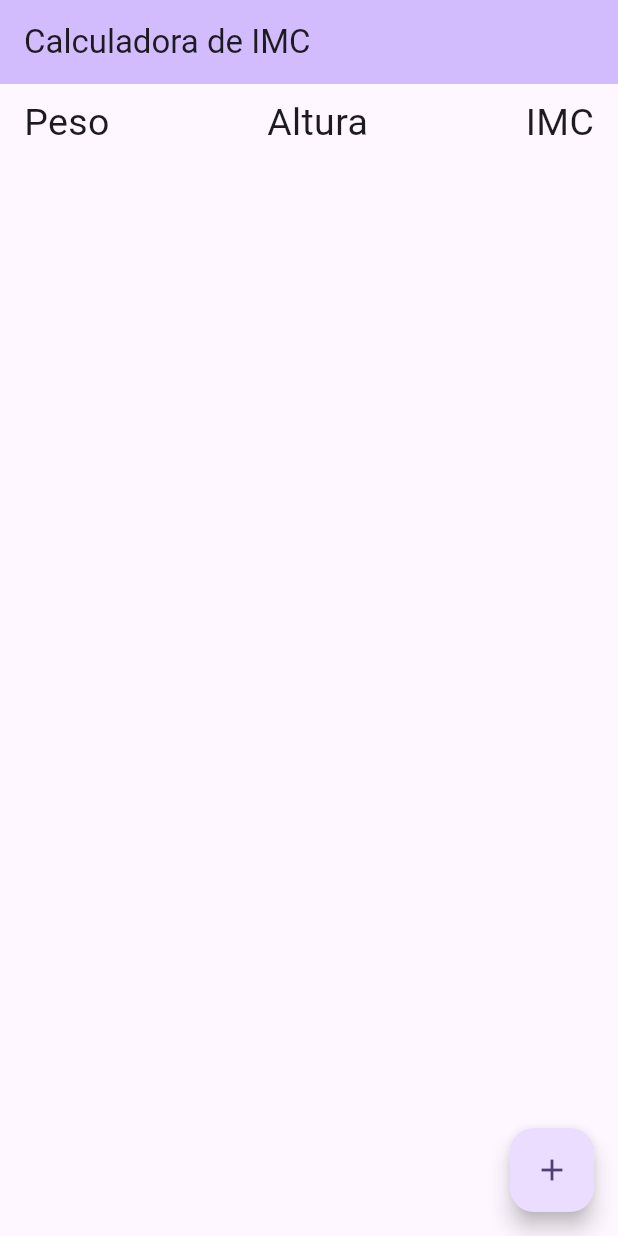
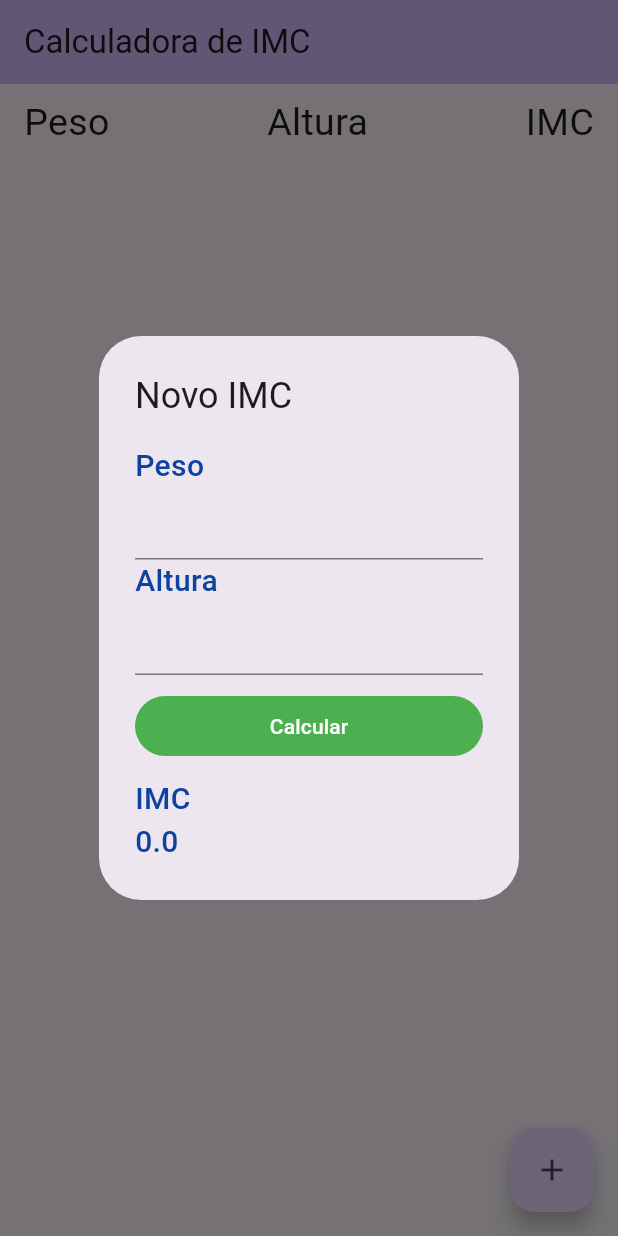
Before and after one commit to andremorganti/calculadora_umc_flutter, a Flutter app: the screen it shows after launch, after a tap on the "add" icon, on a phone screen of 412 x 824 dp. Run offline on Flutter 3.47's test engine with Material 2 defaults, Android fonts, the light colour scheme and no system bars.

Commit message:
person model

```diff
--- a/lib/models/person.dart
+++ b/lib/models/person.dart
@@ -36,11 +36,14 @@ class Person {
 
   double get imc => _imc;
 
-  void calculateIMC() {
-    if (_height <= 0.0 || _weight <= 0.0) {
+  set imc(double imc) {
+    _imc = imc;
+  }
+
+  double calculateIMC(double weight, double height) {
+    if (height <= 0.0 || weight <= 0.0) {
       throw ArgumentError("O valor não pode ser menor ou igual a 0");
     }
-    _imc = _weight / pow(_height / 100, 2);
-    return;
+    return weight / pow(height / 100, 2);
   }
 }
--- a/lib/pages/home_page.dart
+++ b/lib/pages/home_page.dart
@@ -1,3 +1,5 @@
+import 'package:calculadora_umc_flutter/models/person.dart';
+import 'package:calculadora_umc_flutter/repositories/person_repository.dart';
 import 'package:flutter/material.dart';
 
 class MyHomePage extends StatefulWidget {
@@ -8,6 +10,27 @@ class MyHomePage extends StatefulWidget {
 }
 
 class _MyHomePageState extends State<MyHomePage> {
+  var personRepository = PersonRepository();
+  var _people = const <Person>[];
+  var nameController = TextEditingController();
+  var weightController = TextEditingController();
+  var heightController = TextEditingController();
+  var valueIMC = 0.0;
+  Person person = Person("");
+
+  @override
+  void initState() {
+    // TODO: implement initState
+    super.initState();
+    getPeople();
+  }
+
+  void getPeople() async {
+    _people = await personRepository.list();
+
+    setState(() {});
+  }
+
   @override
   Widget build(BuildContext context) {
     return Scaffold(
@@ -40,7 +63,82 @@ class _MyHomePageState extends State<MyHomePage> {
         ),
       ),
       floatingActionButton: FloatingActionButton(
-        onPressed: () {},
+        onPressed: () {
+          nameController.text = "";
+          weightController.text = "";
+          heightController.text = "";
+          valueIMC = 0.0;
+          showDialog(
+              context: context,
+              builder: (BuildContext bc) {
+                return AlertDialog(
+                  title: const Text("Novo IMC"),
+                  content: SingleChildScrollView(
+                    child: ListBody(
+                      children: <Widget>[
+                        const Text(
+                          "Peso",
+                          style: TextStyle(
+                              fontSize: 20,
+                              fontWeight: FontWeight.w500,
+                              color: Color.fromARGB(255, 12, 67, 161)),
+                        ),
+                        TextField(
+                          controller: weightController,
+                        ),
+                        const Text(
+                          "Altura",
+                          style: TextStyle(
+                              fontSize: 20,
+                              fontWeight: FontWeight.w500,
+                              color: Color.fromARGB(255, 12, 67, 161)),
+                        ),
+                        TextField(
+                          controller: heightController,
+                        ),
+                        const SizedBox(
+                          height: 10,
+                        ),
+                        TextButton(
+                          style: TextButton.styleFrom(
+                            backgroundColor: Colors.green,
+                          ),
+                          onPressed: () {
+                            if (weightController.text.isNotEmpty &&
+                                heightController.text.isNotEmpty) {
+                              valueIMC = person.calculateIMC(
+                                  double.parse(weightController.text),
+                                  double.parse(heightController.text));
+                            }
+                            print("IMC: $valueIMC");
+                            setState(() {});
+                          },
+                          child: const Text("Calcular",
+                              style: TextStyle(color: Colors.white)),
+                        ),
+                        const SizedBox(
+                          height: 10,
+                        ),
+                        const Text(
+                          "IMC",
+                          style: TextStyle(
+                              fontSize: 20,
+                              fontWeight: FontWeight.w500,
+                              color: Color.fromARGB(255, 12, 67, 161)),
+                        ),
+                        Text(
+                          valueIMC.toString(),
+                          style: const TextStyle(
+                              fontSize: 20,
+                              fontWeight: FontWeight.w500,
+                              color: Color.fromARGB(255, 12, 67, 161)),
+                        ),
+                      ],
+                    ),
+                  ),
+                );
+              });
+        },
         tooltip: 'Calcular',
         child: const Icon(Icons.add),
       ), // This trailing comma makes auto-formatting nicer for build methods.
```
